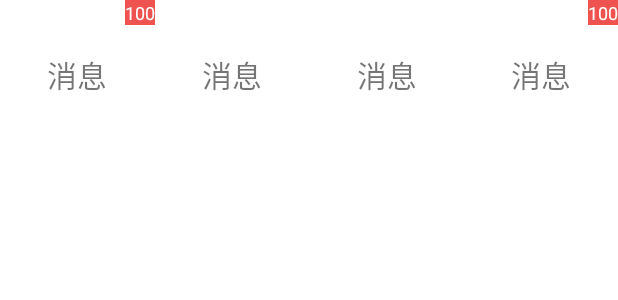
After one commit to laihuiming/MyApp, an Android app: the layout activity_visibility_test.xml on its own in the app's theme, with its tools: preview values and no code run, on a phone screen of 412 x 824 dp. The commit adds this screen. Shown: the top 300 px of the screen. Run offline under Robolectric (Android 15) with nearby library versions, the phone set to English and light mode, and no system bars.

Commit message:
VisibilityTestActivity

```diff
--- /dev/null
+++ b/app/productFlavors/test1.gradle
@@ -0,0 +1,6 @@
+android {
+    flavorDimensions "versionCode"
+    productFlavors{
+
+    }
+}
--- /dev/null
+++ b/app/productFlavors/test2.gradle
@@ -0,0 +1,6 @@
+android {
+    flavorDimensions "versionCode"
+    productFlavors{
+
+    }
+}
--- a/app/src/main/AndroidManifest.xml
+++ b/app/src/main/AndroidManifest.xml
@@ -31,6 +31,7 @@
         <activity android:name=".ActivityResultTest.FirstActivity"/>
         <activity android:name=".ActivityResultTest.SecondActivity"/>
         <activity android:name=".ActivityResultTest.ThirdActivity"/>
+        <activity android:name=".VisibilityTest.VisibilityTestActivity"/>
     </application>
 
 </manifest>
--- a/app/src/main/res/layout/activity_main.xml
+++ b/app/src/main/res/layout/activity_main.xml
@@ -26,5 +26,10 @@
         android:text="返回值测试"
         android:layout_width="wrap_content"
         android:layout_height="wrap_content"/>
+    <Button
+        android:id="@+id/activity_visibility_test"
+        android:text="控件显示与隐藏测试"
+        android:layout_width="wrap_content"
+        android:layout_height="wrap_content"/>
 
 </LinearLayout>
--- /dev/null
+++ b/app/src/main/res/layout/activity_visibility_test.xml
@@ -0,0 +1,134 @@
+<?xml version="1.0" encoding="utf-8"?>
+<LinearLayout xmlns:android="http://schemas.android.com/apk/res/android"
+    android:layout_width="match_parent"
+    android:layout_height="match_parent"
+    android:orientation="vertical">
+
+    <LinearLayout
+        android:layout_width="match_parent"
+        android:layout_height="match_parent"
+        android:orientation="horizontal">
+    <RelativeLayout
+
+        android:layout_width="wrap_content"
+        android:layout_height="100dp"
+        android:layout_weight="1">
+
+        <TextView
+            android:id="@+id/tv_msg1"
+            android:layout_width="wrap_content"
+            android:layout_height="wrap_content"
+            android:gravity="center"
+            android:layout_centerVertical="true"
+            android:layout_centerHorizontal="true"
+            android:text="消息"
+            android:textSize="20sp"
+            />
+
+        <TextView
+            android:id="@+id/tv_unread_msg1"
+            android:layout_alignParentTop="true"
+            android:layout_alignParentRight="true"
+            android:layout_width="wrap_content"
+            android:layout_height="wrap_content"
+            android:background="#EF5350"
+            android:text="100"
+            android:textColor="#ffffff"
+            android:textSize="12sp"
+            />
+    </RelativeLayout>
+        <RelativeLayout
+
+            android:layout_width="wrap_content"
+            android:layout_height="100dp"
+            android:layout_weight="1">
+
+            <TextView
+                android:id="@+id/tv_msg2"
+                android:layout_width="wrap_content"
+                android:layout_height="wrap_content"
+                android:gravity="center"
+                android:layout_centerVertical="true"
+                android:layout_centerHorizontal="true"
+                android:text="消息"
+                android:textSize="20sp"
+                />
+
+            <TextView
+                android:id="@+id/tv_unread_msg2"
+                android:layout_alignParentTop="true"
+                android:layout_alignParentRight="true"
+                android:layout_width="wrap_content"
+                android:layout_height="wrap_content"
+                android:background="#EF5350"
+                android:text="100"
+                android:textColor="#ffffff"
+                android:textSize="12sp"
+                android:visibility="invisible"
+                />
+        </RelativeLayout>
+        <RelativeLayout
+
+            android:layout_width="wrap_content"
+            android:layout_height="100dp"
+            android:layout_weight="1">
+
+            <TextView
+                android:id="@+id/tv_msg3"
+                android:layout_width="wrap_content"
+                android:layout_height="wrap_content"
+                android:gravity="center"
+                android:layout_centerVertical="true"
+                android:layout_centerHorizontal="true"
+                android:text="消息"
+                android:textSize="20sp"
+                />
+
+            <TextView
+                android:id="@+id/tv_unread_msg3"
+                android:layout_alignParentTop="true"
+                android:layout_alignParentRight="true"
+                android:layout_width="wrap_content"
+                android:layout_height="wrap_content"
+                android:background="#EF5350"
+                android:text="100"
+                android:textColor="#ffffff"
+                android:textSize="12sp"
+                android:visibility="invisible"
+                />
+        </RelativeLayout>
+        <RelativeLayout
+
+            android:layout_width="wrap_content"
+            android:layout_height="100dp"
+            android:layout_weight="1">
+
+            <TextView
+                android:id="@+id/tv_msg4"
+                android:layout_width="wrap_content"
+                android:layout_height="wrap_content"
+                android:gravity="center"
+                android:layout_centerVertical="true"
+                android:layout_centerHorizontal="true"
+                android:text="消息"
+                android:textSize="20sp"
+                />
+
+            <TextView
+                android:id="@+id/tv_unread_msg4"
+                android:layout_alignParentTop="true"
+                android:layout_alignParentRight="true"
+                android:layout_width="wrap_content"
+                android:layout_height="wrap_content"
+                android:background="#EF5350"
+                android:text="100"
+                android:textColor="#ffffff"
+                android:textSize="12sp"
+                android:visibility="visible"
+                />
+        </RelativeLayout>
+
+    </LinearLayout>
+
+
+</LinearLayout>
```
Also changed, not shown: app/build.gradle (+99 -6 lines), app/productFlavors/test.gradle (added, +20 -0 lines), app/src/main/java/com/example/myapplication2/MainActivity.java (+7 -2 lines), app/src/main/java/com/example/myapplication2/VisibilityTest/VisibilityTestActivity.java (added, +81 -0 lines).
